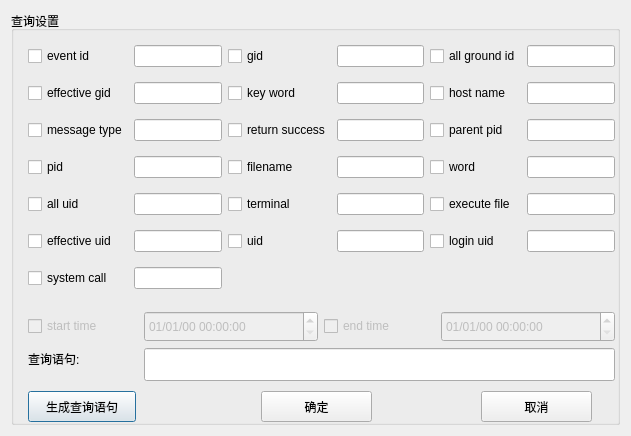
This is AUD/querydialog.ui in liuyufeng509/SecCenter as Qt 5 draws it before an edit. The edited form follows.
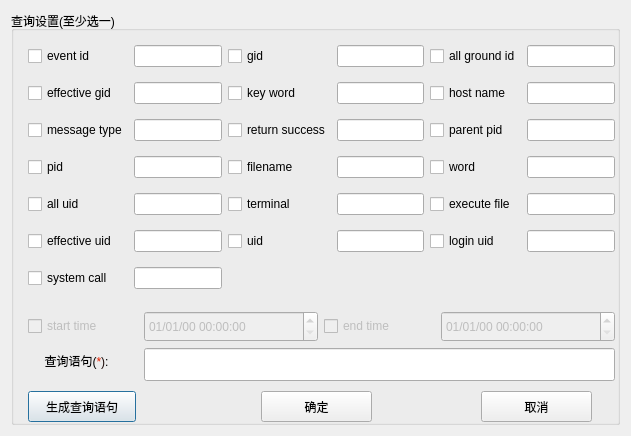
This is the edited form.

What changed in the file:
```diff
--- a/AUD/querydialog.ui
+++ b/AUD/querydialog.ui
@@ -44,7 +44,7 @@
       </size>
      </property>
      <property name="title">
-      <string>查询设置</string>
+      <string>查询设置(至少选一)</string>
      </property>
      <widget class="QCheckBox" name="st_checkBox">
       <property name="enabled">
@@ -81,14 +81,17 @@
      <widget class="QLabel" name="label_20">
       <property name="geometry">
        <rect>
-        <x>17</x>
-        <y>337</y>
-        <width>64</width>
+        <x>20</x>
+        <y>340</y>
+        <width>91</width>
         <height>21</height>
        </rect>
       </property>
       <property name="text">
-       <string>查询语句:</string>
+       <string>&lt;html&gt;&lt;head/&gt;&lt;body&gt;&lt;p&gt;查询语句(&lt;span style=&quot; color:#e32000;&quot;&gt;*&lt;/span&gt;&lt;span style=&quot; color:#1c0c09;&quot;&gt;)&lt;/span&gt;:&lt;/p&gt;&lt;/body&gt;&lt;/html&gt;</string>
+      </property>
+      <property name="alignment">
+       <set>Qt::AlignCenter</set>
       </property>
      </widget>
      <widget class="QLineEdit" name="query_sent_lineEdit">
```
